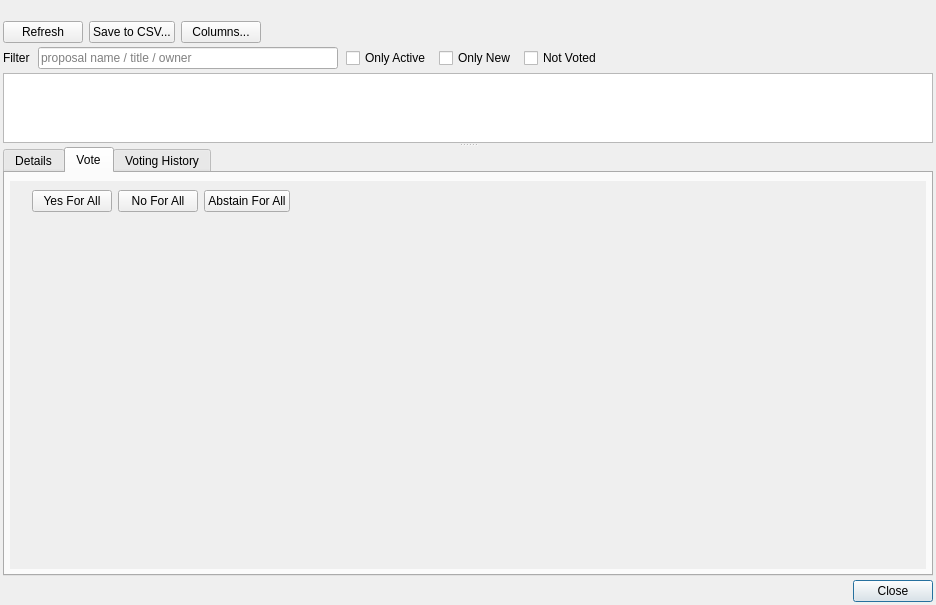
Above: src/ui/ui_proposals.ui from stashpayio/stash-masternode-tool before the change. Below: the same form after it.
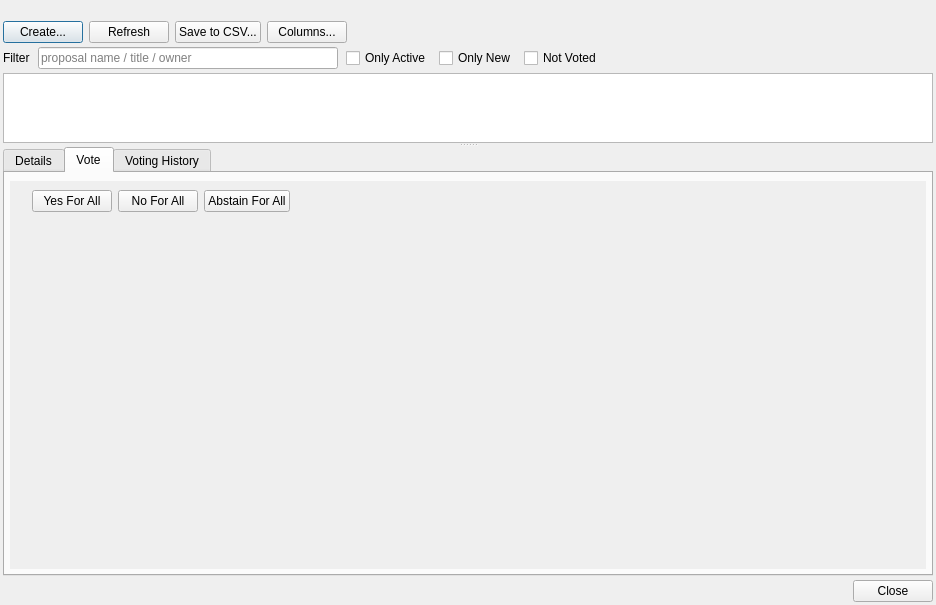
That is the form after the change. The open tabs and pages were chosen to show the change.

Commit message: Add create budget proposal button

Patch:
```diff
--- a/src/ui/ui_proposals.ui
+++ b/src/ui/ui_proposals.ui
@@ -47,6 +47,19 @@
      <property name="spacing">
       <number>6</number>
      </property>
+     <item>
+      <widget class="QPushButton" name="btnCreateProposal">
+       <property name="sizePolicy">
+        <sizepolicy hsizetype="Maximum" vsizetype="Fixed">
+         <horstretch>0</horstretch>
+         <verstretch>0</verstretch>
+        </sizepolicy>
+       </property>
+       <property name="text">
+        <string>Create...</string>
+       </property>
+      </widget>
+     </item>
      <item>
       <widget class="QPushButton" name="btnProposalsRefresh">
        <property name="sizePolicy">
```
Left out of the diff: 4 changed lines with no effect on the pictures. The commit also changes 2 other files.
